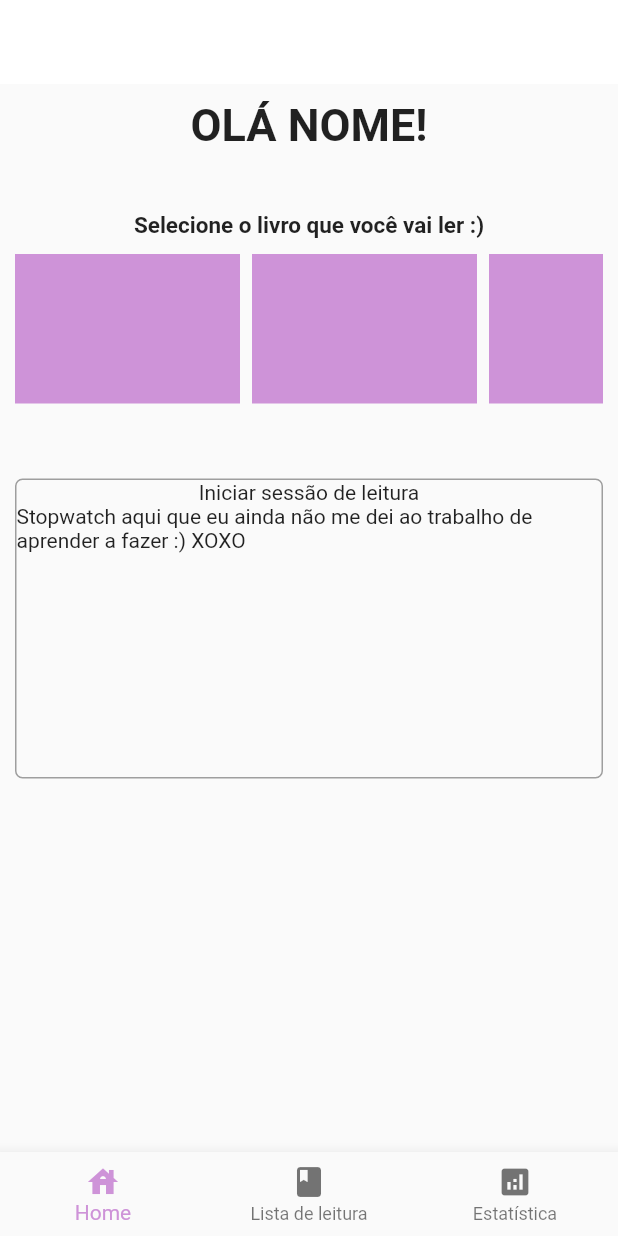
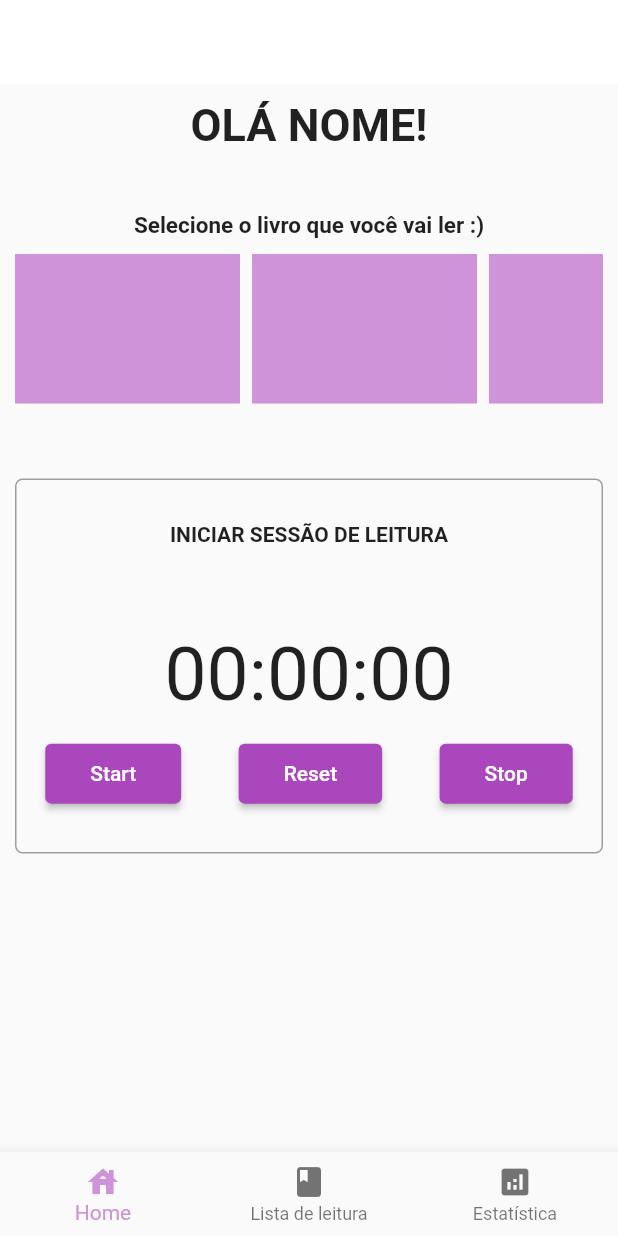
Before and after one commit to SariaBarros/ProgMobT2, a Flutter app: the Home screen opened directly, on a phone screen of 412 x 824 dp. Run offline on Flutter 3.47's test engine with Material 2 defaults, Android fonts, the light colour scheme and no system bars.

Commit message:
chonometer aí

```diff
--- /dev/null
+++ b/readingcount/lib/telas/cronometro.dart
@@ -0,0 +1,101 @@
+import 'package:flutter/material.dart';
+import 'dart:async';
+
+class Cronometro extends StatefulWidget {
+  const Cronometro({Key? key}) : super(key: key);
+
+  @override
+  _CronometroState createState() => _CronometroState();
+}
+
+class _CronometroState extends State<Cronometro> {
+  Duration duration = Duration();
+  Timer? timer;
+
+  void addTime() {
+    final addSeconds = 1;
+
+    setState(() {
+      final seconds = duration.inSeconds + addSeconds;
+
+      duration = Duration(seconds: seconds);
+    });
+  }
+
+  void startTimer() {
+    timer = Timer.periodic(Duration(seconds: 1), (_) => addTime());
+  }
+
+  void resetTimer() {
+    setState(() {
+      duration = Duration();
+    });
+  }
+
+  void stopTimer() {
+    timer?.cancel();
+  }
+
+  @override
+  Widget build(BuildContext context) {
+    String twoDigits(int n) => n.toString().padLeft(2, '0');
+    final hours = twoDigits(duration.inHours);
+    final minutes = twoDigits(duration.inMinutes.remainder(60));
+    final seconds = twoDigits(duration.inSeconds.remainder(60));
+
+    return Container(
+      child: Column(
+        crossAxisAlignment: CrossAxisAlignment.center,
+        children: [
+          Text(
+            '$hours:$minutes:$seconds',
+            style: TextStyle(
+              fontSize: 50,
+            ),
+          ),
+          SizedBox(
+            height: 12,
+          ),
+          Row(
+            mainAxisAlignment: MainAxisAlignment.spaceAround,
+            children: [
+              ElevatedButton(
+                onPressed: () {
+                  startTimer();
+                },
+                child: const Text('Start'),
+                style: ElevatedButton.styleFrom(
+                  primary: Colors.purple.shade400,
+                  padding:
+                      const EdgeInsets.symmetric(horizontal: 30, vertical: 12),
+                ),
+              ),
+              ElevatedButton(
+                onPressed: () {
+                  resetTimer();
+                },
+                child: const Text('Reset'),
+                style: ElevatedButton.styleFrom(
+                  primary: Colors.purple.shade400,
+                  padding:
+                      const EdgeInsets.symmetric(horizontal: 30, vertical: 12),
+                ),
+              ),
+              ElevatedButton(
+                onPressed: () {
+                  stopTimer();
+                },
+                child: const Text('Stop'),
+                style: ElevatedButton.styleFrom(
+                  primary: Colors.purple.shade400,
+                  padding:
+                      const EdgeInsets.symmetric(horizontal: 30, vertical: 12),
+                ),
+              ),
+            ],
+          ),
+        ],
+      ),
+    );
+  }
+}
--- a/readingcount/lib/telas/tela_home.dart
+++ b/readingcount/lib/telas/tela_home.dart
@@ -1,4 +1,5 @@
 import 'package:flutter/material.dart';
+import 'package:readingcount/telas/cronometro.dart';
 
 class TelaHome extends StatelessWidget {
   const TelaHome({Key? key}) : super(key: key);
@@ -47,15 +48,6 @@ class TelaHome extends StatelessWidget {
             height: 50,
           ),
           buildTemporizador(),
-          // Container(
-          //   height: 200,
-          //   decoration: BoxDecoration(
-          //     border: Border.all(
-          //       color: Colors.grey,
-          //     ),
-          //     borderRadius: BorderRadius.circular(5),
-          //   ),
-          // ),
         ],
       ),
     );
@@ -69,7 +61,7 @@ class TelaHome extends StatelessWidget {
       );
 
   Widget buildTemporizador() => Container(
-        height: 200,
+        height: 250,
         width: double.infinity,
         decoration: BoxDecoration(
           border: Border.all(
@@ -78,15 +70,16 @@ class TelaHome extends StatelessWidget {
           borderRadius: BorderRadius.circular(5),
         ),
         child: Column(
+          mainAxisAlignment: MainAxisAlignment.spaceAround,
           children: [
             Text(
-              'Iniciar sessão de leitura',
+              'INICIAR SESSÃO DE LEITURA',
               textAlign: TextAlign.start,
+              style: TextStyle(
+                fontWeight: FontWeight.bold,
+              ),
             ),
-            Text(
-              'Stopwatch aqui que eu ainda não me dei ao trabalho de aprender a fazer :) XOXO',
-              textAlign: TextAlign.start,
-            ),
+            Cronometro(),
           ],
         ),
       );
--- a/readingcount/lib/telas/telas.dart
+++ b/readingcount/lib/telas/telas.dart
@@ -4,3 +4,4 @@ export 'home.dart';
 export 'tela_home.dart';
 export 'tela_lista_leitura.dart';
 export 'tela_estatistica.dart';
+export 'cronometro.dart';
```
